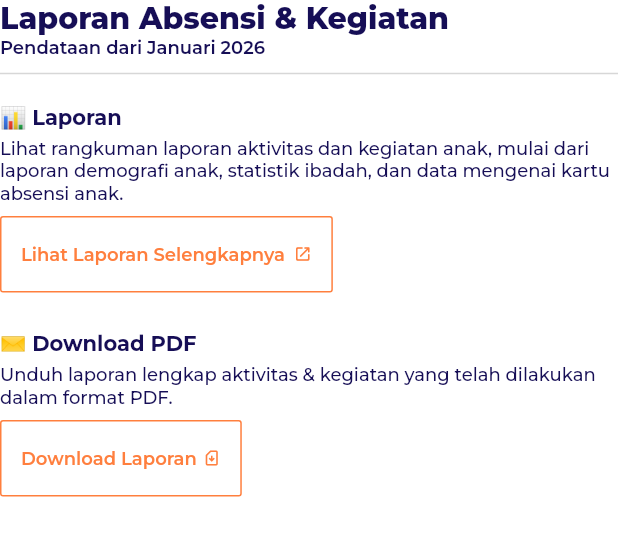
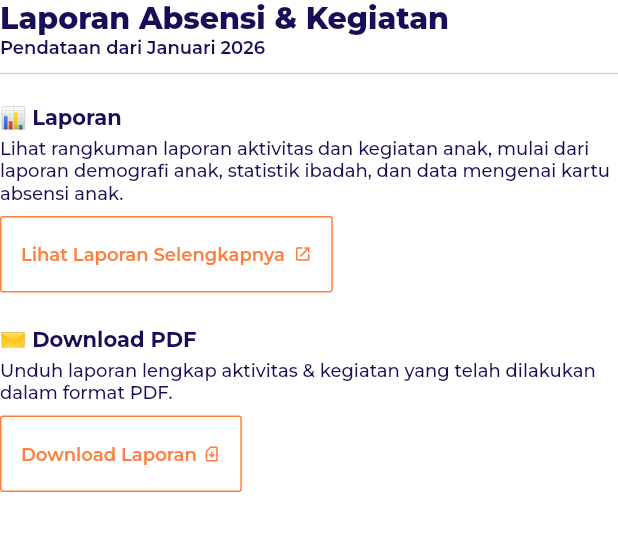
Before and after one commit to abrahamaditya/absensi-bkr, a Flutter app: what mobileLayout() shows on an empty page, opened directly, on a phone screen of 412 x 824 dp. Shown: the top 536 px of the screen. Run offline on Flutter 3.47's test engine with Material 3 defaults, Android fonts, the phone set to English and light mode, and no system bars; our stand-ins replace cloud_firestore, dropdown_search, equatable, firebase_auth, firebase_core, flutter_bloc and 7 more; missing offline and left inert: dart:html, qrcode_reader_web, scanning_effect; accounts and stored records are empty; generated files the repository leaves out were written again; network calls fail.

Commit message:
minor: change wording

```diff
--- a/lib/widget/cetak_kartu_widget.dart
+++ b/lib/widget/cetak_kartu_widget.dart
@@ -179,7 +179,7 @@ Widget mobileLayout(BuildContext context) {
           mainAxisAlignment: MainAxisAlignment.start,
           children: [
             Text(
-              "Lihat Laporan Selengkapnya",
+              "Lihat & Isi Data",
               style: GoogleFonts.montserrat(
                 fontSize: 12,
                 fontWeight: FontWeight.w600,
--- a/lib/widget/laporan_widget.dart
+++ b/lib/widget/laporan_widget.dart
@@ -251,7 +251,7 @@ Widget mobileLayout(BuildContext context) {
           ],
         ),
       ),
-      const SizedBox(height: 25),
+      const SizedBox(height: 22),
       Text(
         "✉️ Download PDF",
         style: GoogleFonts.montserrat(
```
